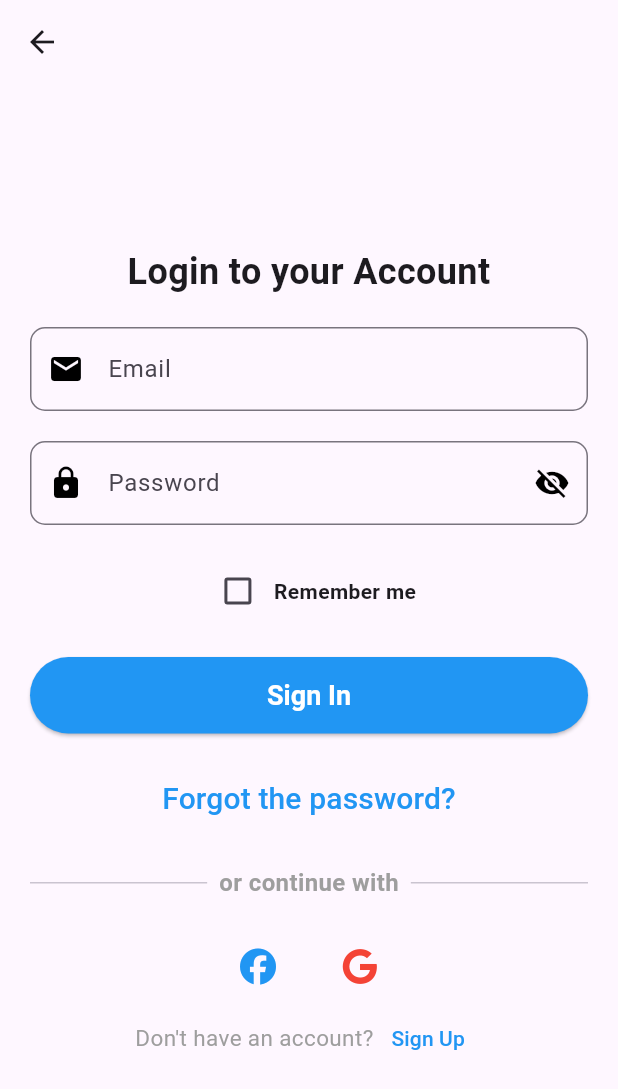
After one commit to SaraMo29/TechTonic, a Flutter app: the Loginscreen screen opened directly, on a phone screen of 412 x 824 dp. The commit adds this screen. Shown: the top 1089 px of the screen. Run offline on Flutter 3.47's test engine with Material 3 defaults, Android fonts, the phone set to English and light mode, and no system bars; our stand-ins replace font_awesome_flutter, introduction_screen.

Commit message:
Modified login screen with social login buttons

```diff
--- a/lib/OnboardingScreen.dart
+++ b/lib/OnboardingScreen.dart
@@ -1,5 +1,5 @@
 import 'package:flutter/material.dart';
-import 'package:graduation_project/home.dart';
+import 'package:graduation_project/loginScreen.dart';
 import 'package:graduation_project/reusable_componnent/const_page_view_model.dart';
 import 'package:introduction_screen/introduction_screen.dart';
 
@@ -23,7 +23,7 @@ class OnboardingScreen extends StatelessWidget {
           ],
           onDone: () {
             Navigator.of(context).pushReplacement(
-              MaterialPageRoute(builder: (_) => Home()),
+              MaterialPageRoute(builder: (_) => Loginscreen()),
             );
           },
           showNextButton: true,
@@ -36,7 +36,6 @@ class OnboardingScreen extends StatelessWidget {
             "Back",
             style: TextStyle(color: Colors.white),
           ),
-          // Adjust the padding for size
           dotsDecorator: DotsDecorator(
             activeColor: Colors.blue,
             size: const Size.square(8.0),
--- /dev/null
+++ b/lib/loginScreen.dart
@@ -0,0 +1,137 @@
+import 'package:flutter/material.dart';
+import 'package:graduation_project/reusable_componnent/const_passTextFormField.dart';
+import 'package:graduation_project/reusable_componnent/custom_button.dart';
+import 'package:graduation_project/reusable_componnent/custom_textFormField.dart';
+import 'package:graduation_project/reusable_componnent/user_needs.dart';
+import 'package:font_awesome_flutter/font_awesome_flutter.dart';
+
+class Loginscreen extends StatefulWidget {
+  const Loginscreen({super.key});
+
+  @override
+  _LoginFormState createState() => _LoginFormState();
+}
+
+class _LoginFormState extends State<Loginscreen> {
+  final GlobalKey<FormState> _formKey = GlobalKey<FormState>();
+  bool _rememberMe = false;
+
+  @override
+  Widget build(BuildContext context) {
+    return Scaffold(
+      appBar: AppBar(
+        leading: BackButton(),
+      ),
+      body: Padding(
+        padding: const EdgeInsets.symmetric(horizontal: 20.0),
+        child: Center(
+          child: Form(
+            key: _formKey,
+            child: Column(
+              mainAxisAlignment: MainAxisAlignment.center,
+              crossAxisAlignment: CrossAxisAlignment.stretch,
+              children: [
+                const Text(
+                  'Login to your Account',
+                  style: TextStyle(
+                    fontSize: 24.0,
+                    fontWeight: FontWeight.bold,
+                  ),
+                  textAlign: TextAlign.center,
+                ),
+                const SizedBox(
+                  height: 20.0,
+                ),
+                const CustomTextFormField(),
+                const SizedBox(
+                  height: 20.0,
+                ),
+                const CustomPassTextfield(),
+                const SizedBox(
+                  height: 20.0,
+                ),
+                Row(
+                  mainAxisAlignment: MainAxisAlignment.center,
+                  children: [
+                    Checkbox(
+                      value: _rememberMe,
+                      onChanged: (value) {
+                        setState(() {
+                          _rememberMe = value ?? false;
+                        });
+                      },
+                      activeColor: Colors.blue,
+                    ),
+                    const Text(
+                      'Remember me',
+                      style: TextStyle(fontWeight: FontWeight.bold),
+                    ),
+                  ],
+                ),
+                const SizedBox(
+                  height: 20.0,
+                ),
+                CustomButton(
+                  textButton: 'Sign In',
+                ),
+                const SizedBox(
+                  height: 20.0,
+                ),
+                TextButton(
+                  onPressed: () {},
+                  child: const Text(
+                    'Forgot the password?',
+                    style: TextStyle(
+                      color: Colors.blue,
+                      fontSize: 20,
+                    ),
+                  ),
+                ),
+                const SizedBox(
+                  height: 20.0,
+                ),
+                const Row(
+                  children: [
+                    Expanded(child: Divider()),
+                    Padding(
+                      padding: EdgeInsets.symmetric(horizontal: 8.0),
+                      child: Text(
+                        'or continue with',
+                        style: TextStyle(
+                          color: Colors.grey,
+                          fontWeight: FontWeight.bold,
+                          fontSize: 16,
+                        ),
+                      ),
+                    ),
+                    Expanded(child: Divider()),
+                  ],
+                ),
+                const SizedBox(
+                  height: 20.0,
+                ),
+                Row(
+                  mainAxisAlignment: MainAxisAlignment.center,
+                  children: [
+                    IconButton(
+                      icon:
+                          FaIcon(FontAwesomeIcons.facebook, color: Colors.blue),
+                      onPressed: () {},
+                    ),
+                    const SizedBox(width: 20),
+                    IconButton(
+                      icon: FaIcon(FontAwesomeIcons.google, color: Colors.red),
+                      onPressed: () {},
+                    ),
+                  ],
+                ),
+                const UserNeeds(
+                    question: 'Don\'t have an account?', answer: 'Sign Up'),
+              ],
+            ),
+          ),
+        ),
+      ),
+    );
+  }
+}
--- a/lib/main.dart
+++ b/lib/main.dart
@@ -7,11 +7,9 @@ void main() {
 
 class MyApp extends StatelessWidget {
   const MyApp({super.key});
-
-  // This widget is the root of your application.
   @override
   Widget build(BuildContext context) {
-    return MaterialApp(
+    return const MaterialApp(
       debugShowCheckedModeBanner: false,
       home: OnboardingScreen(),
     );
--- /dev/null
+++ b/lib/reusable_componnent/const_passTextFormField.dart
@@ -0,0 +1,62 @@
+import 'package:flutter/material.dart';
+
+class CustomPassTextfield extends StatefulWidget {
+  const CustomPassTextfield({super.key});
+
+  @override
+  _CustomPassTextfieldState createState() => _CustomPassTextfieldState();
+}
+
+class _CustomPassTextfieldState extends State<CustomPassTextfield> {
+  bool _isObscure = true;
+  bool _isFocused = false;
+
+  @override
+  Widget build(BuildContext context) {
+    return TextFormField(
+      onTap: () {
+        setState(() {
+          _isFocused = true;
+        });
+      },
+      onEditingComplete: () {
+        setState(() {
+          _isFocused = false;
+        });
+      },
+      decoration: InputDecoration(
+        labelText: 'Password',
+        prefixIcon: Icon(
+          Icons.lock,
+          color: _isFocused ? Colors.blue : Colors.black,
+        ),
+        suffixIcon: IconButton(
+          icon: Icon(
+            _isObscure ? Icons.visibility_off : Icons.visibility,
+            color: _isFocused ? Colors.blue : Colors.black,
+          ),
+          onPressed: () {
+            setState(() {
+              _isObscure = !_isObscure;
+            });
+          },
+        ),
+        border: OutlineInputBorder(
+          borderRadius: BorderRadius.circular(10.0),
+          borderSide: BorderSide(
+            color: _isFocused ? Colors.blue : Colors.black,
+            width: 2.0,
+          ),
+        ),
+        focusedBorder: OutlineInputBorder(
+          borderRadius: BorderRadius.circular(10.0),
+          borderSide: const BorderSide(
+            color: Colors.blue,
+            width: 2.0,
+          ),
+        ),
+      ),
+      obscureText: _isObscure,
+    );
+  }
+}
--- /dev/null
+++ b/lib/reusable_componnent/custom_button.dart
@@ -0,0 +1,22 @@
+import 'package:flutter/material.dart';
+
+class CustomButton extends StatelessWidget {
+  final String textButton;
+  CustomButton({super.key, required this.textButton});
+
+  @override
+  Widget build(BuildContext context) {
+    return ElevatedButton(
+      onPressed: () {},
+      style: ElevatedButton.styleFrom(
+        backgroundColor: Colors.blue, // Set the button color to blue
+        foregroundColor: Colors.white, // Set the text color to white
+        padding: EdgeInsets.symmetric(horizontal: 30, vertical: 15),
+        textStyle: TextStyle(fontSize: 18, fontWeight: FontWeight.bold),
+      ),
+      child: Text(
+        textButton,
+      ),
+    );
+  }
+}
--- /dev/null
+++ b/lib/reusable_componnent/custom_textFormField.dart
@@ -0,0 +1,52 @@
+import 'package:flutter/material.dart';
+
+class CustomTextFormField extends StatefulWidget {
+  const CustomTextFormField({
+    super.key,
+  });
+
+  @override
+  // ignore: library_private_types_in_public_api
+  _CustomTextFormFieldState createState() => _CustomTextFormFieldState();
+}
+
+class _CustomTextFormFieldState extends State<CustomTextFormField> {
+  bool _isFocused = false;
+
+  @override
+  Widget build(BuildContext context) {
+    return TextFormField(
+      onTap: () {
+        setState(() {
+          _isFocused = true;
+        });
+      },
+      onEditingComplete: () {
+        setState(() {
+          _isFocused = false;
+        });
+      },
+      decoration: InputDecoration(
+        labelText: 'Email',
+        prefixIcon: Icon(
+          Icons.email,
+          color: _isFocused ? Colors.blue : Colors.black,
+        ),
+        border: OutlineInputBorder(
+          borderRadius: BorderRadius.circular(10.0),
+          borderSide: BorderSide(
+            color: _isFocused ? Colors.blue : Colors.black,
+            width: 2.0,
+          ),
+        ),
+        focusedBorder: OutlineInputBorder(
+          borderRadius: BorderRadius.circular(10.0),
+          borderSide: const BorderSide(
+            color: Colors.blue,
+            width: 2.0,
+          ),
+        ),
+      ),
+    );
+  }
+}
--- /dev/null
+++ b/lib/reusable_componnent/user_needs.dart
@@ -0,0 +1,29 @@
+import 'package:flutter/material.dart';
+
+class UserNeeds extends StatelessWidget {
+  const UserNeeds({super.key, required this.question, required this.answer});
+  final String question;
+  final String answer;
+  @override
+  Widget build(BuildContext context) {
+    return Row(
+      mainAxisAlignment: MainAxisAlignment.center,
+      children: [
+        Text(
+          question,
+          style: const TextStyle(
+            color: Colors.grey,
+            fontSize: 15,
+          ),
+        ),
+        TextButton(
+          onPressed: () {},
+          child: Text(
+            answer,
+            style: const TextStyle(color: Colors.blue),
+          ),
+        )
+      ],
+    );
+  }
+}
--- a/pubspec.yaml
+++ b/pubspec.yaml
@@ -10,8 +10,9 @@ environment:
 dependencies:
   flutter:
     sdk: flutter
-  cupertino_icons: ^1.0.8
+  font_awesome_flutter: ^10.8.0
   introduction_screen: ^3.1.14
+
 
 dev_dependencies:
   flutter_test:
```
Also changed, not shown: lib/home.dart (deleted, +0 -69 lines), lib/reusable_componnent/const_textFormField.dart (deleted, +0 -55 lines), pubspec.lock, 1 other file.
